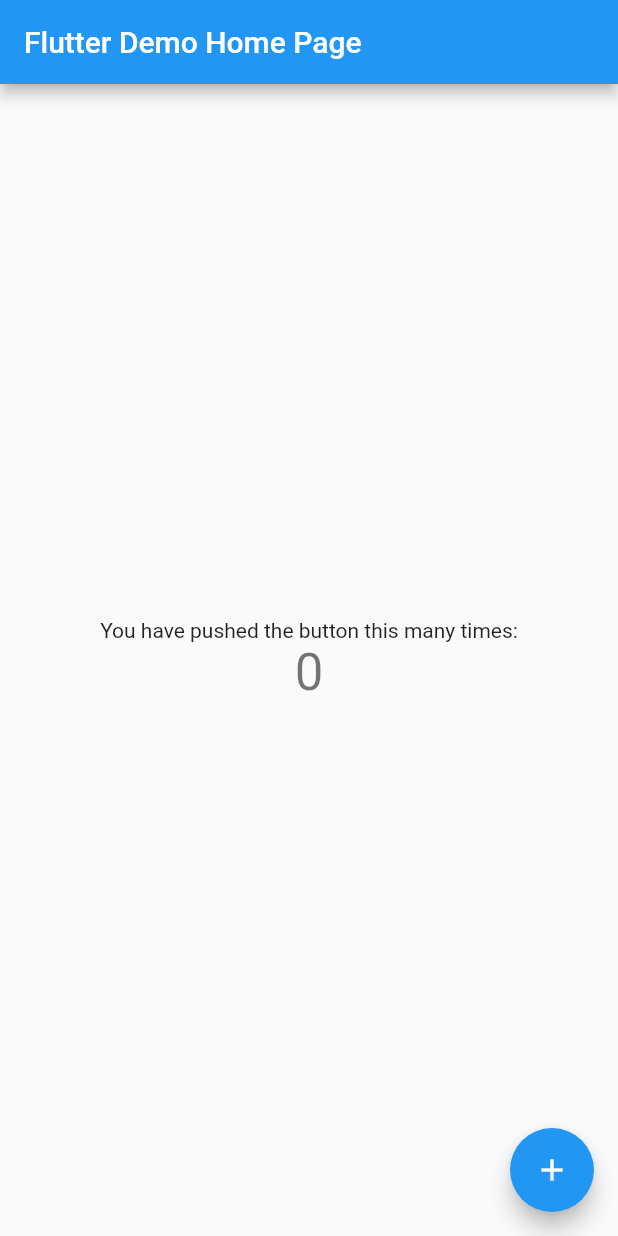
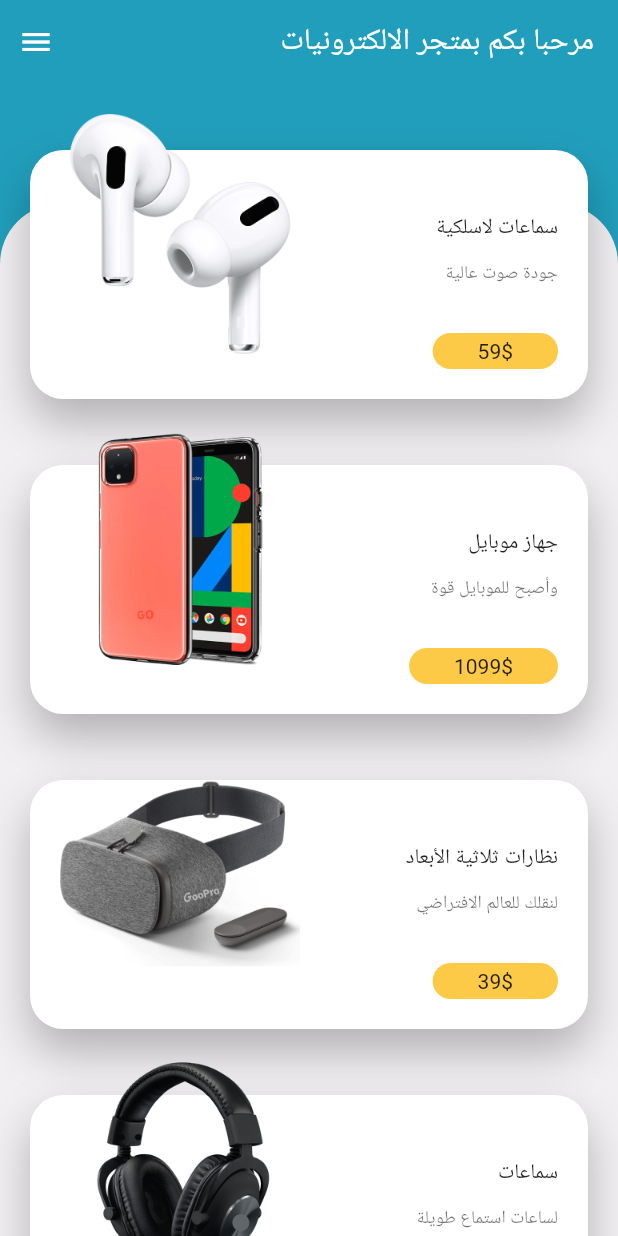
Before and after one commit to fletoxIsHere/electrical.Store.flutter, a Flutter app: the screen it shows after launch, on a phone screen of 412 x 824 dp. Run offline on Flutter 3.47's test engine with Material 2 defaults, Android fonts, the phone set to English and light mode, and no system bars; our stand-ins replace google_fonts; Roboto replaces fonts that are missing (Almarai).

Commit message:
home page

```diff
--- /dev/null
+++ b/lib/constant.dart
@@ -0,0 +1,10 @@
+import 'package:flutter/material.dart';
+
+const kBackgroundColor = Color(0xFFF1EFF1);
+const kPrimaryColor = Color(0xFF219ebc);
+const kSecondaryColor = Color(0xFFfcca46);
+const kTextColor = Color(0xFF023047);
+const kTextLightColor = Color(0xFF747474);
+const kBlueColor = Color(0xFF40BAD5);
+
+const kDefaultPadding = 20.0;
--- a/lib/main.dart
+++ b/lib/main.dart
@@ -1,4 +1,8 @@
 import 'package:flutter/material.dart';
+import 'package:google_fonts/google_fonts.dart';
+import 'package:store_app/screens/HomeScreen.dart';
+import 'package:store_app/constant.dart';
+import 'package:flutter_localizations/flutter_localizations.dart';
 
 void main() {
   runApp(const MyApp());
@@ -7,109 +11,28 @@ void main() {
 class MyApp extends StatelessWidget {
   const MyApp({super.key});
 
-  // This widget is the root of your application.
   @override
   Widget build(BuildContext context) {
     return MaterialApp(
-      title: 'Flutter Demo',
+      debugShowCheckedModeBanner: false,
+      title: 'Electrical Store',
       theme: ThemeData(
-        // This is the theme of your application.
-        //
-        // Try running your application with "flutter run". You'll see the
-        // application has a blue toolbar. Then, without quitting the app, try
-        // changing the primarySwatch below to Colors.green and then invoke
-        // "hot reload" (press "r" in the console where you ran "flutter run",
-        // or simply save your changes to "hot reload" in a Flutter IDE).
-        // Notice that the counter didn't reset back to zero; the application
-        // is not restarted.
-        primarySwatch: Colors.blue,
+        textTheme: GoogleFonts.almaraiTextTheme(Theme.of(context).textTheme),
+        primaryColor: kPrimaryColor,
+        colorScheme: ThemeData().colorScheme.copyWith(
+            secondary: kPrimaryColor // Set the accent color using colorScheme
+            ),
       ),
-      home: const MyHomePage(title: 'Flutter Demo Home Page'),
+      // Arabic RTL
+      localizationsDelegates: [
+        GlobalCupertinoLocalizations.delegate,
+        GlobalMaterialLocalizations.delegate,
+        GlobalWidgetsLocalizations.delegate,
+      ],
+      supportedLocales: [Locale("ar", "AE")],
+      locale: Locale("ar", "AE"),
+
+      home: HomeScreen(),
     );
   }
 }
-
-class MyHomePage extends StatefulWidget {
-  const MyHomePage({super.key, required this.title});
-
-  // This widget is the home page of your application. It is stateful, meaning
-  // that it has a State object (defined below) that contains fields that affect
-  // how it looks.
-
-  // This class is the configuration for the state. It holds the values (in this
-  // case the title) provided by the parent (in this case the App widget) and
-  // used by the build method of the State. Fields in a Widget subclass are
-  // always marked "final".
-
-  final String title;
-
-  @override
-  State<MyHomePage> createState() => _MyHomePageState();
-}
-
-class _MyHomePageState extends State<MyHomePage> {
-  int _counter = 0;
-
-  void _incrementCounter() {
-    setState(() {
-      // This call to setState tells the Flutter framework that something has
-      // changed in this State, which causes it to rerun the build method below
-      // so that the display can reflect the updated values. If we changed
-      // _counter without calling setState(), then the build method would not be
-      // called again, and so nothing would appear to happen.
-      _counter++;
-    });
-  }
-
-  @override
-  Widget build(BuildContext context) {
-    // This method is rerun every time setState is called, for instance as done
-    // by the _incrementCounter method above.
-    //
-    // The Flutter framework has been optimized to make rerunning build methods
-    // fast, so that you can just rebuild anything that needs updating rather
-    // than having to individually change instances of widgets.
-    return Scaffold(
-      appBar: AppBar(
-        // Here we take the value from the MyHomePage object that was created by
-        // the App.build method, and use it to set our appbar title.
-        title: Text(widget.title),
-      ),
-      body: Center(
-        // Center is a layout widget. It takes a single child and positions it
-        // in the middle of the parent.
-        child: Column(
-          // Column is also a layout widget. It takes a list of children and
-          // arranges them vertically. By default, it sizes itself to fit its
-          // children horizontally, and tries to be as tall as its parent.
-          //
-          // Invoke "debug painting" (press "p" in the console, choose the
-          // "Toggle Debug Paint" action from the Flutter Inspector in Android
-          // Studio, or the "Toggle Debug Paint" command in Visual Studio Code)
-          // to see the wireframe for each widget.
-          //
-          // Column has various properties to control how it sizes itself and
-          // how it positions its children. Here we use mainAxisAlignment to
-          // center the children vertically; the main axis here is the vertical
-          // axis because Columns are vertical (the cross axis would be
-          // horizontal).
-          mainAxisAlignment: MainAxisAlignment.center,
-          children: <Widget>[
-            const Text(
-              'You have pushed the button this many times:',
-            ),
-            Text(
-              '$_counter',
-              style: Theme.of(context).textTheme.headlineMedium,
-            ),
-          ],
-        ),
-      ),
-      floatingActionButton: FloatingActionButton(
-        onPressed: _incrementCounter,
-        tooltip: 'Increment',
-        child: const Icon(Icons.add),
-      ), // This trailing comma makes auto-formatting nicer for build methods.
-    );
-  }
-}
--- /dev/null
+++ b/lib/models/product.dart
@@ -0,0 +1,71 @@
+class Product {
+  final int id, price;
+  late String title, subTitle, description, image;
+
+  Product({
+     required this.id,
+      required this.price,
+      required this.title,
+      required this.subTitle,
+      required this.description,
+      required this.image
+      });
+}
+
+// list of products
+List<Product> products = [
+  Product(
+    id: 1,
+    price: 59,
+    title: "سماعات لاسلكية",
+    subTitle: "جودة صوت عالية",
+    image: "images/airpod.png",
+    description:
+        "لوريم ايبسوم دولار سيت أميت ,كونسيكتيتور أدايبا يسكينج أليايت,سيت دو أيوسمود تيمبور أنكايديديونتيوت لابوري ات دولار ماجنا أليكيوا.",
+  ),
+  Product(
+    id: 2,
+    price: 1099,
+    title: "جهاز موبايل",
+    subTitle: "وأصبح للموبايل قوة",
+    image: "images/mobile.png",
+    description:
+        "لوريم ايبسوم دولار سيت أميت ,كونسيكتيتور أدايبا يسكينج أليايت,سيت دو أيوسمود تيمبور أنكايديديونتيوت لابوري ات دولار ماجنا أليكيوا.",
+  ),
+  Product(
+    id: 3,
+    price: 39,
+    title: "نظارات ثلاثية الأبعاد",
+    subTitle: "لنقلك للعالم الافتراضي",
+    image: "images/class.png",
+    description:
+        "لوريم ايبسوم دولار سيت أميت ,كونسيكتيتور أدايبا يسكينج أليايت,سيت دو أيوسمود تيمبور أنكايديديونتيوت لابوري ات دولار ماجنا أليكيوا.",
+  ),
+  Product(
+    id: 4,
+    price: 56,
+    title: "سماعات",
+    subTitle: "لساعات استماع طويلة",
+    image: "images/headset.png",
+    description:
+        "لوريم ايبسوم دولار سيت أميت ,كونسيكتيتور أدايبا يسكينج أليايت,سيت دو أيوسمود تيمبور أنكايديديونتيوت لابوري ات دولار ماجنا أليكيوا.",
+  ),
+  Product(
+    id: 5,
+    price: 68,
+    title: "مسجل صوت",
+    subTitle: "سجل اللحظات المهمة حولك",
+    image: "images/speaker.png",
+    description:
+        "لوريم ايبسوم دولار سيت أميت ,كونسيكتيتور أدايبا يسكينج أليايت,سيت دو أيوسمود تيمبور أنكايديديونتيوت لابوري ات دولار ماجنا أليكيوا.",
+  ),
+  Product(
+    id: 6,
+    price: 39,
+    title: "كاميرات كمبيوتر",
+    subTitle: "بجودة ودقة صورة عالية",
+    image: "images/camera.png",
+    description:
+        "لوريم ايبسوم دولار سيت أميت ,كونسيكتيتور أدايبا يسكينج أليايت,سيت دو أيوسمود تيمبور أنكايديديونتيوت لابوري ات دولار ماجنا أليكيوا.",
+  ),
+];
--- a/lib/product.dart
+++ /dev/null
@@ -1,12 +0,0 @@
-class Product {
-  final int id, price;
-  final String title, subTitle, description, image;
-
-  Product(
-      {this.id,
-      this.price,
-      this.title,
-      this.subTitle,
-      this.description,
-      this.image});
-}
--- /dev/null
+++ b/lib/screens/HomeScreen.dart
@@ -0,0 +1,39 @@
+import 'package:flutter/material.dart';
+import 'package:store_app/constant.dart';
+import 'package:google_fonts/google_fonts.dart';
+import 'package:store_app/widgets/home/home_body.dart';
+
+class HomeScreen extends StatelessWidget {
+  const HomeScreen({super.key});
+
+  @override
+  Widget build(BuildContext context) {
+    return Scaffold(
+      backgroundColor: kPrimaryColor,
+      appBar: homeAppBar(),
+      body: HomeBody(),
+    );
+  }
+
+  AppBar homeAppBar() {
+    return AppBar(
+        backgroundColor: kPrimaryColor,
+        elevation: 0,
+        title: Text(
+          'مرحبا بكم بمتجر الالكترونيات',
+          style: GoogleFonts.getFont(
+            'Almarai',
+            color: Colors.white,
+          ),
+        ),
+        centerTitle: false,
+        actions: [
+          IconButton(
+              onPressed: () {},
+              icon: Icon(
+                Icons.menu,
+                color: Colors.white,
+              ))
+        ]);
+  }
+}
--- /dev/null
+++ b/lib/screens/detailsScreen.dart
@@ -0,0 +1,34 @@
+import 'package:flutter/material.dart';
+import 'package:store_app/constant.dart';
+
+import '../widgets/details/detail_body.dart';
+
+class DetailScreen extends StatelessWidget {
+  const DetailScreen({super.key});
+
+  @override
+  Widget build(BuildContext context) {
+    return Scaffold(
+      backgroundColor: kPrimaryColor,
+      appBar: detailsAppBar(context),
+      body: DetailsBody(),
+    );
+  }
+
+  AppBar detailsAppBar(BuildContext context) {
+    return AppBar(
+      elevation: 0,
+      centerTitle: false,
+      title: Text(
+        'back',
+        style: Theme.of(context).textTheme.bodyMedium,
+      ),
+      backgroundColor: kBackgroundColor,
+      leading: IconButton(
+          onPressed: () {
+            Navigator.pop(context);
+          },
+          icon: Icon(Icons.arrow_back, color: kPrimaryColor)),
+    );
+  }
+}
--- /dev/null
+++ b/lib/widgets/details/detail_body.dart
@@ -0,0 +1,23 @@
+import 'package:flutter/material.dart';
+import 'package:store_app/constant.dart';
+
+class DetailsBody extends StatelessWidget {
+  const DetailsBody({super.key});
+
+  @override
+  Widget build(BuildContext context) {
+    return Column(
+      children: [
+        Container(
+          padding: EdgeInsets.symmetric(horizontal: kDefaultPadding),
+          height: 300,
+          decoration: BoxDecoration(
+              color: kBackgroundColor,
+              borderRadius: BorderRadius.only(
+                  bottomLeft: Radius.circular(50),
+                  bottomRight: Radius.circular(50))),
+        )
+      ],
+    );
+  }
+}
--- /dev/null
+++ b/lib/widgets/home/home_body.dart
@@ -0,0 +1,47 @@
+import 'package:flutter/gestures.dart';
+import 'package:flutter/material.dart';
+import 'package:store_app/constant.dart';
+import 'package:store_app/models/product.dart';
+import 'package:store_app/widgets/home/product_card.dart';
+
+import '../../screens/detailsScreen.dart';
+
+class HomeBody extends StatelessWidget {
+  const HomeBody({super.key});
+
+  @override
+  Widget build(BuildContext context) {
+    return SafeArea(
+        bottom: false,
+        child: Column(children: [
+          SizedBox(height: kDefaultPadding / 2),
+          Expanded(
+              child: Stack(
+            children: [
+              Container(
+                margin: EdgeInsets.only(top: 70),
+                decoration: BoxDecoration(
+                    color: kBackgroundColor,
+                    borderRadius: BorderRadius.only(
+                      topLeft: Radius.circular(40),
+                      topRight: Radius.circular(40),
+                    )),
+              ),
+              ListView.builder(
+                itemCount: products.length,
+                itemBuilder: (context, index) => ProductCard(
+                  itemIndex: index,
+                  product: products[index],
+                  press: () {
+                    Navigator.push(
+                        context,
+                        MaterialPageRoute(
+                            builder: ((context) => const DetailScreen())));
+                  },
+                ),
+              )
+            ],
+          ))
+        ]));
+  }
+}
--- /dev/null
+++ b/lib/widgets/home/product_card.dart
@@ -0,0 +1,100 @@
+import 'package:flutter/material.dart';
+import 'package:store_app/constant.dart';
+import 'package:store_app/models/product.dart';
+
+class ProductCard extends StatelessWidget {
+  const ProductCard(
+      {super.key,
+      required this.itemIndex,
+      required this.product,
+      required this.press});
+
+  final int itemIndex;
+  final Product product;
+  final Function press;
+
+  @override
+  Widget build(BuildContext context) {
+    Size size = MediaQuery.of(context).size;
+    return Container(
+      margin: EdgeInsets.symmetric(
+        horizontal: kDefaultPadding,
+        vertical: kDefaultPadding / 2,
+      ),
+      // color: Colors.green,
+      height: 190,
+      child: InkWell(
+        onTap: () => press(),
+        child: Stack(
+          alignment: Alignment.bottomCenter,
+          children: [
+            Container(
+              height: 166,
+              decoration: BoxDecoration(
+                  borderRadius: BorderRadius.circular(22),
+                  color: Colors.white,
+                  boxShadow: [
+                    BoxShadow(
+                        offset: Offset(0, 15),
+                        blurRadius: 25,
+                        color: Colors.black26),
+                  ]),
+            ),
+            Positioned(
+              top: 0,
+              left: 0,
+              child: Container(
+                padding: EdgeInsets.symmetric(horizontal: kDefaultPadding),
+                height: 160,
+                width: 200,
+                child: Image.asset(
+                  product.image,
+                  fit: BoxFit.cover,
+                ),
+              ),
+            ),
+            Positioned(
+                bottom: 0,
+                right: 0,
+                child: SizedBox(
+                    height: 136,
+                    width: size.width - 200,
+                    child: Column(
+                      crossAxisAlignment: CrossAxisAlignment.start,
+                      children: [
+                        Spacer(),
+                        Padding(
+                          padding: const EdgeInsets.symmetric(
+                              horizontal: kDefaultPadding),
+                          child: Text(product.title,
+                              style: Theme.of(context).textTheme.bodyLarge),
+                        ),
+                        Spacer(),
+                        Padding(
+                          padding: const EdgeInsets.symmetric(
+                              horizontal: kDefaultPadding),
+                          child: Text(product.subTitle,
+                              style: Theme.of(context).textTheme.bodySmall),
+                        ),
+                        Spacer(),
+                        Padding(
+                          padding: const EdgeInsets.all(kDefaultPadding),
+                          child: Container(
+                              padding: EdgeInsets.symmetric(
+                                horizontal: kDefaultPadding * 1.5,
+                                vertical: kDefaultPadding / 5,
+                              ),
+                              decoration: BoxDecoration(
+                                color: kSecondaryColor,
+                                borderRadius: BorderRadius.circular(22),
+                              ),
+                              child: Text(product.price.toString() + "\$")),
+                        )
+                      ],
+                    )))
+          ],
+        ),
+      ),
+    );
+  }
+}
--- a/pubspec.yaml
+++ b/pubspec.yaml
@@ -35,9 +35,12 @@ dependencies:
   # The following adds the Cupertino Icons font to your application.
   # Use with the CupertinoIcons class for iOS style icons.
   cupertino_icons: ^1.0.2
+  google_fonts: ^2.0.0
 
 dev_dependencies:
   flutter_test:
+    sdk: flutter
+  flutter_localizations:
     sdk: flutter
 
   # The "flutter_lints" package below contains a set of recommended lints to
@@ -59,7 +62,7 @@ flutter:
   uses-material-design: true
 
   # To add assets to your application, add an assets section, like this:
-  # assets:
+  assets:
     - images/
   #   - images/a_dot_ham.jpeg
 
```
Also changed, not shown: pubspec.lock, 1 other file.
